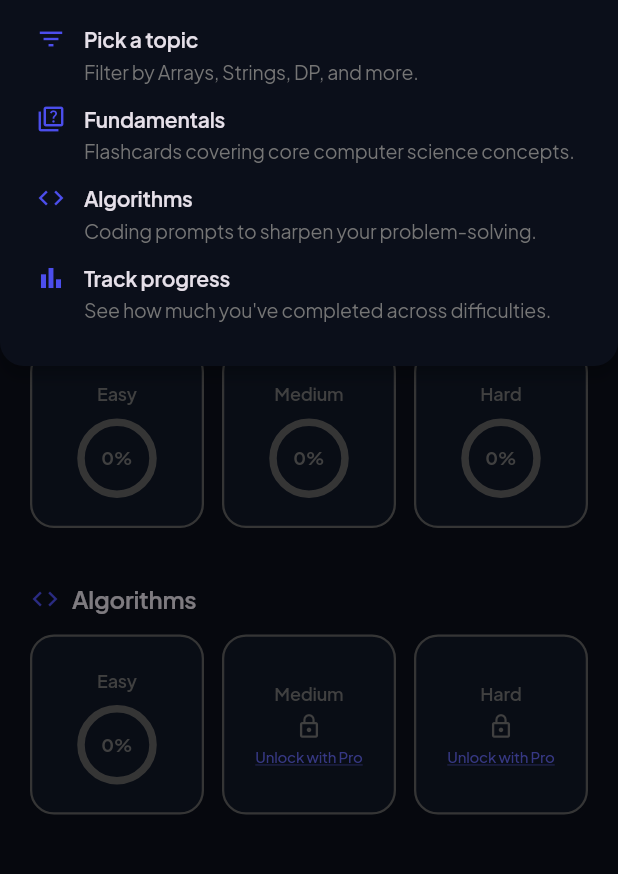
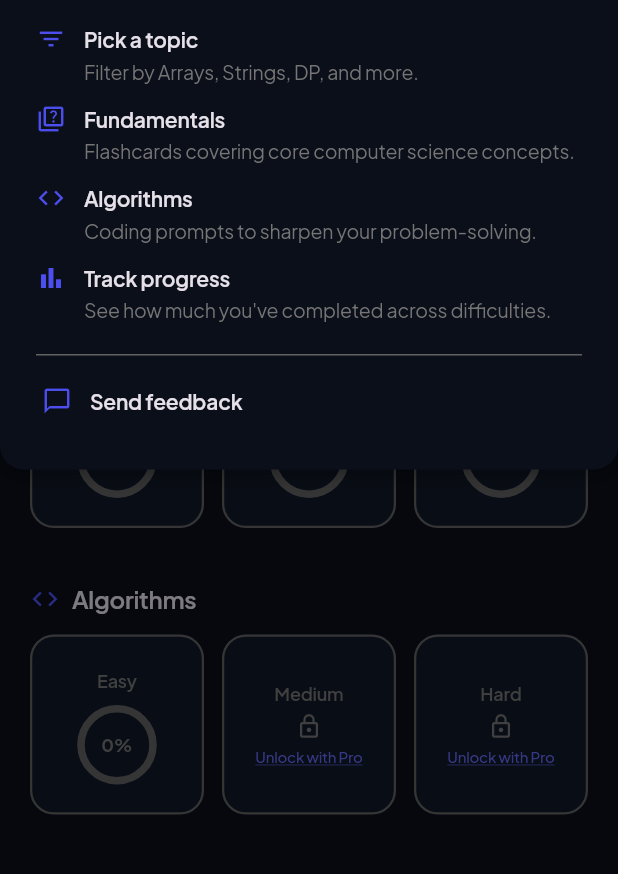
Before and after one commit to tspaightm/leetcards, a Flutter app: the screen it shows once a user with an empty profile is signed in, after a tap on the "help outline" icon, on a phone screen of 412 x 824 dp, the part 141-1015 px from its top. Run offline on Flutter 3.47's test engine with Material 3 defaults, Android fonts, the phone set to English and light mode, and no system bars; our stand-ins replace cloud_firestore, firebase_analytics, firebase_auth, firebase_core, firebase_crashlytics, firebase_remote_config and 7 more; accounts and stored records are empty.

Commit message:
Adding feedback mechanism.

```diff
--- a/lib/HomeScreen.dart
+++ b/lib/HomeScreen.dart
@@ -1,6 +1,7 @@
 import "package:leetcards/Common/Constants.dart";
 import "package:leetcards/Flashcards/AlgorithmFlashcardGame.dart";
 import "package:leetcards/Flashcards/FundamentalFlashcardGame.dart";
+import "package:leetcards/Feedback/FeedbackPage.dart";
 import "package:leetcards/Login/AuthService.dart";
 import "package:leetcards/Login/LoginPage.dart";
 import "package:leetcards/Data/DatabaseService.dart";
@@ -98,6 +99,15 @@ class _ProfileMenuContentState extends State<_ProfileMenuContent>
                         ? Colors.transparent
                         : Colors.grey[400]))),
               ])))),
+        InkWell(
+          onTap: () => Navigator.pop(context, 'feedback'),
+          child: Padding(
+            padding: const EdgeInsets.symmetric(horizontal: 16),
+            child: SizedBox(
+              height: kMinInteractiveDimension,
+              child: _menuRow(
+                icon: Icon(Icons.chat_bubble_outline, size: 20, color: iconColor),
+                label: 'Send feedback')))),
         Divider(height: 1, color: isDark ? Colors.grey[700] : Colors.grey.shade300),
         InkWell(
           onTap: () async {
@@ -321,6 +331,25 @@ class HomeScreenState extends State<HomeScreen>
                 _helpRow(Icons.code, 'Algorithms', 'Coding prompts to sharpen your problem-solving.'),
                 const SizedBox(height: 12),
                 _helpRow(Icons.bar_chart, 'Track progress', 'See how much you\'ve completed across difficulties.'),
+                const SizedBox(height: 20),
+                Divider(height: 1, color: Theme.of(context).brightness == Brightness.dark ? Colors.grey[700] : Colors.grey.shade300),
+                const SizedBox(height: 12),
+                InkWell(
+                  onTap: ()
+                  {
+                    Navigator.of(context).pop();
+                    Navigator.of(this.context).push(
+                      MaterialPageRoute(builder: (_) => const FeedbackPage()));
+                  },
+                  borderRadius: BorderRadius.circular(8),
+                  child: Padding(
+                    padding: const EdgeInsets.symmetric(vertical: 8, horizontal: 4),
+                    child: Row(
+                      children: [
+                        Icon(Icons.chat_bubble_outline, size: 20, color: AppColors.primary),
+                        const SizedBox(width: 12),
+                        const Text('Send feedback', style: TextStyle(fontWeight: FontWeight.w600)),
+                      ]))),
               ],
             ),
           ),
@@ -365,6 +394,8 @@ class HomeScreenState extends State<HomeScreen>
           case 'account':
             await Navigator.push(context, MaterialPageRoute(builder: (_) => const ProfilePage()));
             if (mounted) loadProgress();
+          case 'feedback':
+            await Navigator.push(context, MaterialPageRoute(builder: (_) => const FeedbackPage()));
         }
       },
       itemBuilder: (context) => [
--- a/pubspec.yaml
+++ b/pubspec.yaml
@@ -50,6 +50,7 @@ dependencies:
   crypto: ^3.0.3
   firebase_analytics: ^11.3.0
   firebase_crashlytics: ^4.3.0
+  package_info_plus: ^8.0.0
 
 dev_dependencies:
   flutter_test:
```
Also changed, not shown: lib/Feedback/FeedbackPage.dart (added, +93 -0 lines), lib/Feedback/FeedbackService.dart (added, +61 -0 lines), 1 other file.
